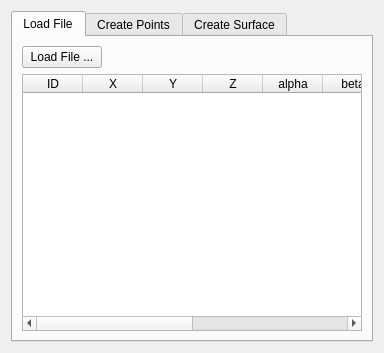
Above: Plugins/CartoReader/CartoReader.ui from pengwg/vurtigo before the change. Below: the same form after it.
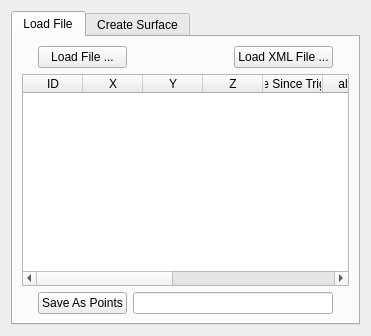
That is the form after the change.

Commit message:
Added further options to the carto file reader. BugID:696 Analysis:Can now read XML files as well as the old .car files.
Resolution:

Reviewed by:

What changed in the file:
```diff
--- a/Plugins/CartoReader/CartoReader.ui
+++ b/Plugins/CartoReader/CartoReader.ui
@@ -6,8 +6,8 @@
    <rect>
     <x>0</x>
     <y>0</y>
-    <width>384</width>
-    <height>353</height>
+    <width>371</width>
+    <height>336</height>
    </rect>
   </property>
   <property name="windowTitle">
@@ -24,27 +24,7 @@
        <string>Load File</string>
       </attribute>
       <layout class="QGridLayout" name="gridLayout">
-       <item row="0" column="0">
-        <widget class="QPushButton" name="loadFilePushButton">
-         <property name="text">
-          <string>Load File ...</string>
-         </property>
-        </widget>
-       </item>
-       <item row="0" column="1">
-        <spacer name="horizontalSpacer">
-         <property name="orientation">
-          <enum>Qt::Horizontal</enum>
-         </property>
-         <property name="sizeHint" stdset="0">
-          <size>
-           <width>284</width>
-           <height>20</height>
-          </size>
-         </property>
-        </spacer>
-       </item>
-       <item row="1" column="0" colspan="2">
+       <item row="1" column="0" colspan="5">
         <widget class="QTableWidget" name="filePointsTableWidget">
          <attribute name="horizontalHeaderDefaultSectionSize">
           <number>60</number>
@@ -72,6 +52,11 @@
            <string>Z</string>
           </property>
          </column>
+         <column>
+          <property name="text">
+           <string>Time Since Trigger</string>
+          </property>
+         </column>
          <column>
           <property name="text">
            <string>alpha</string>
@@ -104,23 +89,14 @@
          </column>
         </widget>
        </item>
-      </layout>
-     </widget>
-     <widget class="QWidget" name="tab_2">
-      <attribute name="title">
-       <string>Create Points</string>
-      </attribute>
-      <layout class="QVBoxLayout" name="verticalLayout_2">
-       <item>
-        <layout class="QHBoxLayout" name="horizontalLayout">
-         <item>
-          <widget class="QPushButton" name="saveAsPointsPushButton">
+       <item row="0" column="3">
+        <widget class="QPushButton" name="loadXMLPushButton">
            <property name="text">
-            <string>Save As Points</string>
+          <string>Load XML File ...</string>
            </property>
           </widget>
          </item>
-         <item>
+       <item row="2" column="2" colspan="2">
           <widget class="QLineEdit" name="saveAsPointsLineEdit">
            <property name="minimumSize">
             <size>
@@ -130,20 +106,19 @@
            </property>
           </widget>
          </item>
-        </layout>
+       <item row="2" column="1">
+        <widget class="QPushButton" name="saveAsPointsPushButton">
+         <property name="text">
+          <string>Save As Points</string>
+         </property>
+        </widget>
        </item>
-       <item>
-        <spacer name="verticalSpacer">
-         <property name="orientation">
-          <enum>Qt::Vertical</enum>
+       <item row="0" column="1">
+        <widget class="QPushButton" name="loadFilePushButton">
+         <property name="text">
+          <string>Load File ...</string>
          </property>
-         <property name="sizeHint" stdset="0">
-          <size>
-           <width>20</width>
-           <height>245</height>
-          </size>
-         </property>
-        </spacer>
+        </widget>
        </item>
       </layout>
      </widget>
```
Left out of the diff: 9 changed lines with no effect on the pictures. Lines whose indentation alone changed are shown as unchanged. The commit also changes 12 other files.
